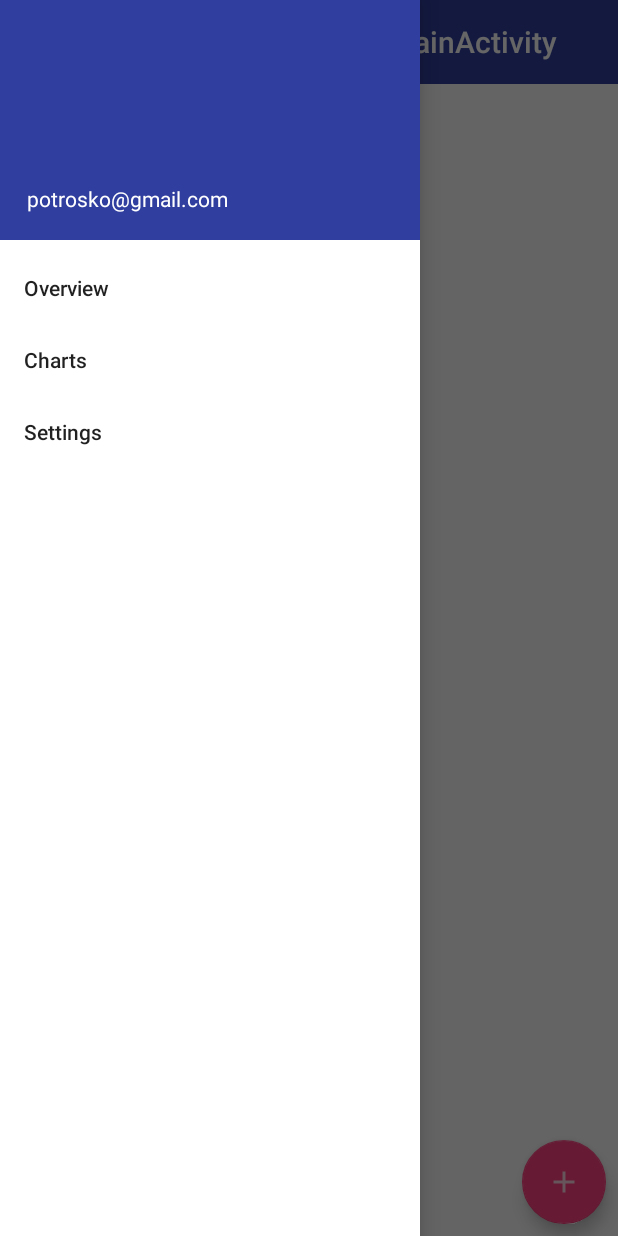
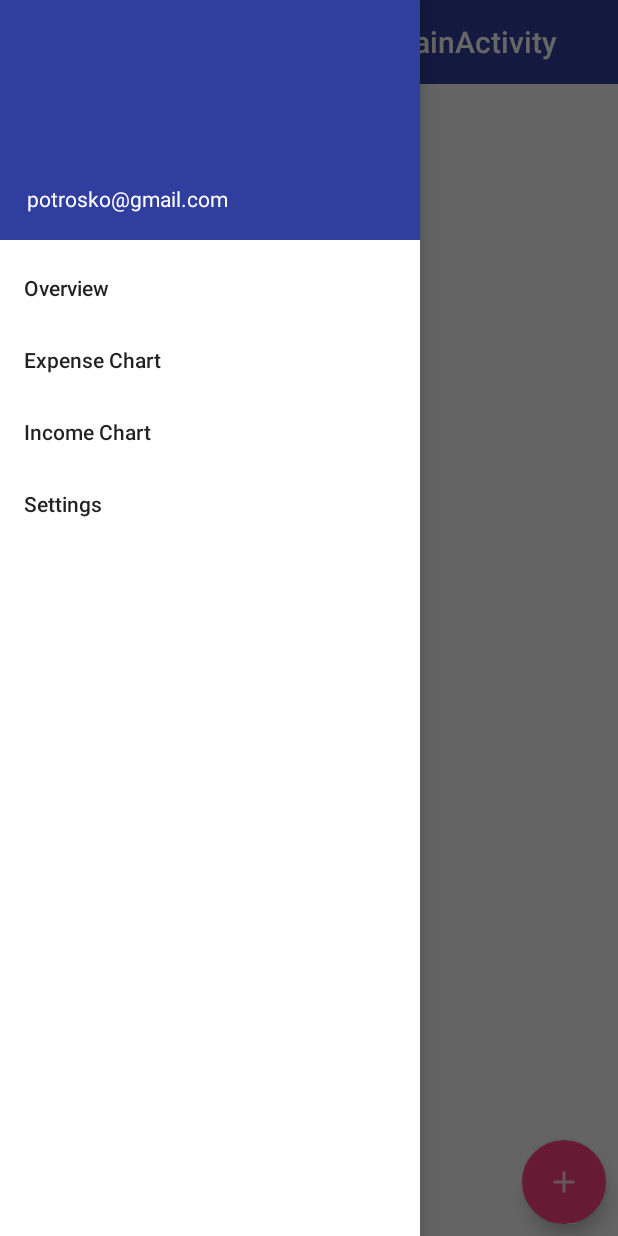
Before and after one commit to imilicevic/Potrosko, an Android app: the fragment IncomeChartFragment placed in its activity, with the side drawer open, on a phone screen of 412 x 824 dp. Run offline under Robolectric (Android 15) with nearby library versions, the phone set to English and light mode, and no system bars; libraries missing offline, so code that uses them is left out: com.activeandroid, com.activeandroid.annotation, com.activeandroid.query, com.activeandroid.util, com.github.mikephil.charting; 32 statements that could not run were skipped.

Commit message:
Dodavanje modula Income_chart

```diff
--- a/app/src/main/java/com/foi/air/potrosko/MainActivity.java
+++ b/app/src/main/java/com/foi/air/potrosko/MainActivity.java
@@ -5,7 +5,6 @@ import android.content.res.Configuration;
 import android.os.Bundle;
 import android.support.design.widget.FloatingActionButton;
 import android.support.design.widget.NavigationView;
-import android.support.v4.app.FragmentManager;
 import android.support.v4.view.GravityCompat;
 import android.support.v4.widget.DrawerLayout;
 import android.support.v7.app.ActionBarDrawerToggle;
@@ -15,10 +14,11 @@ import android.view.MenuItem;
 import android.view.View;
 
 import com.activeandroid.ActiveAndroid;
+import com.foi.air.potrosko.chart.IncomeChartFragment;
 import com.foi.air.potrosko.core.OnDataLoadedListener;
 import com.foi.air.potrosko.db.Category;
 import com.foi.air.potrosko.db.Transaction;
-import com.foi.air.potrosko.chart.ChartScreenFragment;
+import com.foi.air.potrosko.chart.ExpenseChartFragment;
 import com.foi.air.potrosko.fragments.HomeScreenFragment;
 import com.foi.air.potrosko.fragments.SettingsFragment;
 import com.foi.air.potrosko.transactions.TransactionActivity;
@@ -77,7 +77,8 @@ public class MainActivity extends AppCompatActivity implements android.app.Fragm
              * Adding new modules to Navigation Drawer
              */
             nm.addItem(new HomeScreenFragment());
-            nm.addItem(new ChartScreenFragment());
+            nm.addItem(new ExpenseChartFragment());
+            nm.addItem(new IncomeChartFragment());
             nm.addItem(new SettingsFragment());
             nm.loadDefaultFragment();
 
--- a/chart/src/main/java/com/foi/air/potrosko/chart/ChartScreenFragment.java
+++ b/chart/src/main/java/com/foi/air/potrosko/chart/IncomeChartFragment.java
@@ -1,15 +1,13 @@
 package com.foi.air.potrosko.chart;
 
+import android.app.Fragment;
 import android.graphics.Color;
 import android.os.Bundle;
 import android.support.annotation.Nullable;
-import android.app.Fragment;
 import android.view.LayoutInflater;
 import android.view.View;
 import android.view.ViewGroup;
 
-import com.foi.air.potrosko.chart.ChartAdapter;
-//import com.foi.air.potrosko.R;
 import com.foi.air.potrosko.core.NavigationItem;
 import com.foi.air.potrosko.db.Category;
 import com.foi.air.potrosko.db.Transaction;
@@ -20,21 +18,20 @@ import com.github.mikephil.charting.data.PieData;
 import com.github.mikephil.charting.data.PieDataSet;
 import com.github.mikephil.charting.formatter.PercentFormatter;
 import com.github.mikephil.charting.utils.ColorTemplate;
+
 import java.util.ArrayList;
 
 /**
- * Klasa fragmenta koji je zadužen za crtanje Piechart grafa, također
- * implementira nužne metode iz sučelja NavigationItem.java kao dio modularnosti
+ * Created by MarinFOI on 03-Feb-16.
  */
-public class ChartScreenFragment extends Fragment implements NavigationItem{
-
+public class IncomeChartFragment extends Fragment implements NavigationItem {
     public static Fragment newInstance() {
-        return new ChartScreenFragment();
+        return new IncomeChartFragment();
     }
 
     private PieChart pChart;
     private int position;
-    private String name = "Charts";
+    private String name = "Income Chart";
 
 
     /** Metoda koja je zadužena za grafički prikaz fragmenta za Piechart graf
@@ -44,7 +41,7 @@ public class ChartScreenFragment extends Fragment implements NavigationItem{
     @Nullable
     @Override
     public View onCreateView(LayoutInflater inflater, ViewGroup container, Bundle savedInstanceState) {
-        View v = inflater.inflate(R.layout.fragment_chart_screen,container,false);
+        View v = inflater.inflate(R.layout.fragment_chart_expense,container,false);
 
         pChart = (PieChart) v.findViewById(R.id.pie_chart);
         pChart.setDescription("");
@@ -60,25 +57,6 @@ public class ChartScreenFragment extends Fragment implements NavigationItem{
         // add data to chart
         addData();
 
-/*      //Toast podataka ako će biti potrebno
-        // set a chart value selected listener
-        pChart.setOnChartValueSelectedListener(new OnChartValueSelectedListener() {
-
-            @Override
-            public void onValueSelected(Entry e, int dataSetIndex, Highlight h) {
-                // display msg when value selected
-                if (e == null)
-                    return;
-
-                Toast.makeText(getActivity(), xData[e.getXIndex()] + " = " + e.getVal() + "%", Toast.LENGTH_SHORT).show();
-            }
-
-            @Override
-            public void onNothingSelected() {
-
-            }
-        });
-*/
         return v;
 
     }
@@ -144,8 +122,8 @@ public class ChartScreenFragment extends Fragment implements NavigationItem{
 
         // Dohvacam liste sa nazivima kategorija i vrijednostima unesenih transakcija u postocima
         ChartAdapter ch = new ChartAdapter();
-        float[] yData = ch.getFloatValue();
-        String[] xData = ch.getStringValue();
+        float[] yData = ch.getFloatValue("income");
+        String[] xData = ch.getStringValue("income");
 
         ArrayList<Entry> yVals1 = new ArrayList<Entry>();
         for (int i = 0; i < yData.length; i++) {
@@ -158,7 +136,7 @@ public class ChartScreenFragment extends Fragment implements NavigationItem{
             xVals.add(xData[i]);
 
         // create pie data set
-        PieDataSet dataSet = new PieDataSet(yVals1, "Expenses by categories");
+        PieDataSet dataSet = new PieDataSet(yVals1, "Income by categories");
         dataSet.setSliceSpace(3);
         dataSet.setSelectionShift(5);
 
@@ -200,4 +178,6 @@ public class ChartScreenFragment extends Fragment implements NavigationItem{
     }
 
 
+
+
 }
```
Also changed, not shown: app/src/main/java/com/foi/air/potrosko/transactions/CategoryActivity.java (+9 -1 lines), chart/src/main/java/com/foi/air/potrosko/chart/ChartAdapter.java (+6 -6 lines), chart/src/main/java/com/foi/air/potrosko/chart/ExpenseChartFragment.java (added, +184 -0 lines), chart/src/main/res/layout/fragment_chart_expense.xml (renamed from chart/src/main/res/layout/fragment_chart_screen.xml), 4 other files.
